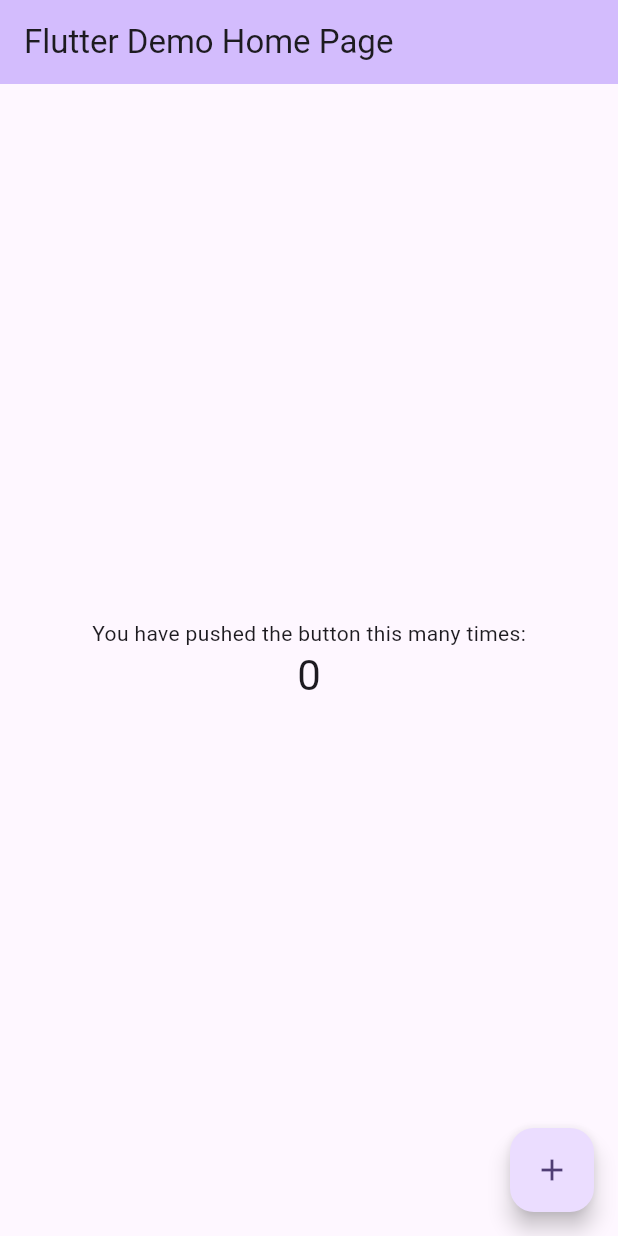
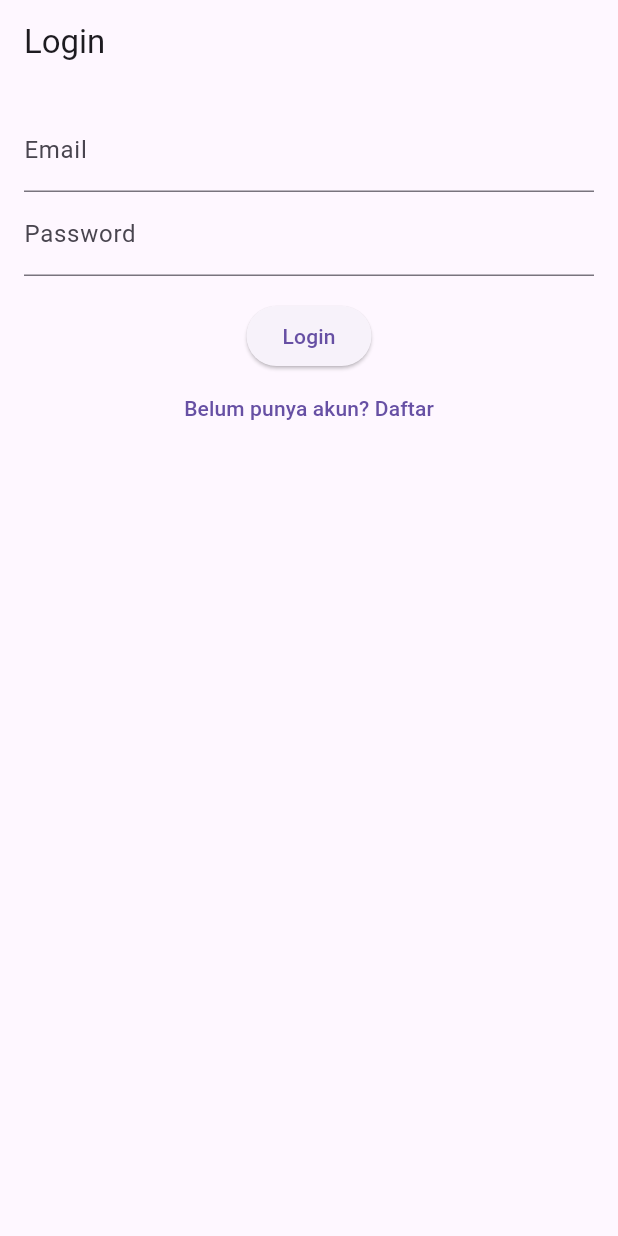
Before and after one commit to Aemiroyoo/auth_provider_app, a Flutter app: the screen it shows after launch, on a phone screen of 412 x 824 dp. Run offline on Flutter 3.47's test engine with Material 3 defaults, Android fonts, the phone set to English and light mode, and no system bars; our stand-ins replace sqflite; accounts and stored records are empty.

Commit message:
Implement authentication flow with login, registration, and user management features

```diff
--- /dev/null
+++ b/lib/db/user_database.dart
@@ -0,0 +1,58 @@
+import 'package:sqflite/sqflite.dart';
+import 'package:path/path.dart';
+import '../models/user_model.dart';
+
+class UserDatabase {
+  static final UserDatabase instance = UserDatabase._init();
+  static Database? _database;
+
+  UserDatabase._init();
+
+  Future<Database> get database async {
+    if (_database != null) return _database!;
+    _database = await _initDB('user.db');
+    return _database!;
+  }
+
+  Future<Database> _initDB(String filePath) async {
+    final dbPath = await getDatabasesPath();
+    final path = join(dbPath, filePath);
+
+    return await openDatabase(path, version: 1, onCreate: _createDB);
+  }
+
+  Future _createDB(Database db, int version) async {
+    await db.execute('''
+      CREATE TABLE users (
+        id INTEGER PRIMARY KEY AUTOINCREMENT,
+        name TEXT NOT NULL,
+        email TEXT NOT NULL UNIQUE,
+        password TEXT NOT NULL
+      )
+    ''');
+  }
+
+  Future<UserModel?> getUserByEmail(String email) async {
+    final db = await instance.database;
+    final maps = await db.query(
+      'users',
+      where: 'email = ?',
+      whereArgs: [email],
+    );
+    if (maps.isNotEmpty) {
+      return UserModel.fromMap(maps.first);
+    } else {
+      return null;
+    }
+  }
+
+  Future<int> insertUser(UserModel user) async {
+    final db = await instance.database;
+    return await db.insert('users', user.toMap());
+  }
+
+  Future<void> close() async {
+    final db = await instance.database;
+    db.close();
+  }
+}
--- a/lib/main.dart
+++ b/lib/main.dart
@@ -1,122 +1,24 @@
 import 'package:flutter/material.dart';
+import 'package:provider/provider.dart';
+import 'providers/auth_provider.dart';
+import 'screens/login_screen.dart';
+import 'screens/home_screen.dart';
 
 void main() {
-  runApp(const MyApp());
+  runApp(ChangeNotifierProvider(create: (_) => AuthProvider(), child: MyApp()));
 }
 
 class MyApp extends StatelessWidget {
-  const MyApp({super.key});
-
-  // This widget is the root of your application.
   @override
   Widget build(BuildContext context) {
-    return MaterialApp(
-      title: 'Flutter Demo',
-      theme: ThemeData(
-        // This is the theme of your application.
-        //
-        // TRY THIS: Try running your application with "flutter run". You'll see
-        // the application has a purple toolbar. Then, without quitting the app,
-        // try changing the seedColor in the colorScheme below to Colors.green
-        // and then invoke "hot reload" (save your changes or press the "hot
-        // reload" button in a Flutter-supported IDE, or press "r" if you used
-        // the command line to start the app).
-        //
-        // Notice that the counter didn't reset back to zero; the application
-        // state is not lost during the reload. To reset the state, use hot
-        // restart instead.
-        //
-        // This works for code too, not just values: Most code changes can be
-        // tested with just a hot reload.
-        colorScheme: ColorScheme.fromSeed(seedColor: Colors.deepPurple),
-      ),
-      home: const MyHomePage(title: 'Flutter Demo Home Page'),
+    return Consumer<AuthProvider>(
+      builder: (context, auth, _) {
+        return MaterialApp(
+          title: 'Login Provider App',
+          theme: ThemeData(primarySwatch: Colors.green),
+          home: auth.currentUser != null ? HomeScreen() : LoginScreen(),
+        );
+      },
     );
   }
 }
-
-class MyHomePage extends StatefulWidget {
-  const MyHomePage({super.key, required this.title});
-
-  // This widget is the home page of your application. It is stateful, meaning
-  // that it has a State object (defined below) that contains fields that affect
-  // how it looks.
-
-  // This class is the configuration for the state. It holds the values (in this
-  // case the title) provided by the parent (in this case the App widget) and
-  // used by the build method of the State. Fields in a Widget subclass are
-  // always marked "final".
-
-  final String title;
-
-  @override
-  State<MyHomePage> createState() => _MyHomePageState();
-}
-
-class _MyHomePageState extends State<MyHomePage> {
-  int _counter = 0;
-
-  void _incrementCounter() {
-    setState(() {
-      // This call to setState tells the Flutter framework that something has
-      // changed in this State, which causes it to rerun the build method below
-      // so that the display can reflect the updated values. If we changed
-      // _counter without calling setState(), then the build method would not be
-      // called again, and so nothing would appear to happen.
-      _counter++;
-    });
-  }
-
-  @override
-  Widget build(BuildContext context) {
-    // This method is rerun every time setState is called, for instance as done
-    // by the _incrementCounter method above.
-    //
-    // The Flutter framework has been optimized to make rerunning build methods
-    // fast, so that you can just rebuild anything that needs updating rather
-    // than having to individually change instances of widgets.
-    return Scaffold(
-      appBar: AppBar(
-        // TRY THIS: Try changing the color here to a specific color (to
-        // Colors.amber, perhaps?) and trigger a hot reload to see the AppBar
-        // change color while the other colors stay the same.
-        backgroundColor: Theme.of(context).colorScheme.inversePrimary,
-        // Here we take the value from the MyHomePage object that was created by
-        // the App.build method, and use it to set our appbar title.
-        title: Text(widget.title),
-      ),
-      body: Center(
-        // Center is a layout widget. It takes a single child and positions it
-        // in the middle of the parent.
-        child: Column(
-          // Column is also a layout widget. It takes a list of children and
-          // arranges them vertically. By default, it sizes itself to fit its
-          // children horizontally, and tries to be as tall as its parent.
-          //
-          // Column has various properties to control how it sizes itself and
-          // how it positions its children. Here we use mainAxisAlignment to
-          // center the children vertically; the main axis here is the vertical
-          // axis because Columns are vertical (the cross axis would be
-          // horizontal).
-          //
-          // TRY THIS: Invoke "debug painting" (choose the "Toggle Debug Paint"
-          // action in the IDE, or press "p" in the console), to see the
-          // wireframe for each widget.
-          mainAxisAlignment: MainAxisAlignment.center,
-          children: <Widget>[
-            const Text('You have pushed the button this many times:'),
-            Text(
-              '$_counter',
-              style: Theme.of(context).textTheme.headlineMedium,
-            ),
-          ],
-        ),
-      ),
-      floatingActionButton: FloatingActionButton(
-        onPressed: _incrementCounter,
-        tooltip: 'Increment',
-        child: const Icon(Icons.add),
-      ), // This trailing comma makes auto-formatting nicer for build methods.
-    );
-  }
-}
--- a/lib/models/user_model.dart
+++ b/lib/models/user_model.dart
@@ -0,0 +1,26 @@
+class UserModel {
+  final int? id;
+  final String name;
+  final String email;
+  final String password;
+
+  UserModel({
+    this.id,
+    required this.name,
+    required this.email,
+    required this.password,
+  });
+
+  Map<String, dynamic> toMap() {
+    return {'id': id, 'name': name, 'email': email, 'password': password};
+  }
+
+  factory UserModel.fromMap(Map<String, dynamic> map) {
+    return UserModel(
+      id: map['id'],
+      name: map['name'],
+      email: map['email'],
+      password: map['password'],
+    );
+  }
+}
--- /dev/null
+++ b/lib/providers/auth_provider.dart
@@ -0,0 +1,35 @@
+import 'package:flutter/material.dart';
+import '../models/user_model.dart';
+import '../db/user_database.dart';
+
+class AuthProvider with ChangeNotifier {
+  UserModel? _currentUser;
+
+  UserModel? get currentUser => _currentUser;
+
+  Future<bool> login(String email, String password) async {
+    final user = await UserDatabase.instance.getUserByEmail(email);
+    if (user != null && user.password == password) {
+      _currentUser = user;
+      notifyListeners();
+      return true;
+    }
+    return false;
+  }
+
+  Future<bool> register(String name, String email, String password) async {
+    final existing = await UserDatabase.instance.getUserByEmail(email);
+    if (existing != null) return false;
+
+    final newUser = UserModel(name: name, email: email, password: password);
+    await UserDatabase.instance.insertUser(newUser);
+    _currentUser = newUser;
+    notifyListeners();
+    return true;
+  }
+
+  void logout() {
+    _currentUser = null;
+    notifyListeners();
+  }
+}
--- /dev/null
+++ b/lib/screens/login_screen.dart
@@ -0,0 +1,64 @@
+import 'package:flutter/material.dart';
+import 'package:provider/provider.dart';
+import '../providers/auth_provider.dart';
+import 'register_screen.dart';
+import 'home_screen.dart';
+
+class LoginScreen extends StatelessWidget {
+  final TextEditingController emailController = TextEditingController();
+  final TextEditingController passwordController = TextEditingController();
+
+  @override
+  Widget build(BuildContext context) {
+    final authProvider = Provider.of<AuthProvider>(context, listen: false);
+
+    return Scaffold(
+      appBar: AppBar(title: Text('Login')),
+      body: Padding(
+        padding: const EdgeInsets.all(16.0),
+        child: Column(
+          children: [
+            TextField(
+              controller: emailController,
+              decoration: InputDecoration(labelText: "Email"),
+            ),
+            TextField(
+              controller: passwordController,
+              decoration: InputDecoration(labelText: "Password"),
+              obscureText: true,
+            ),
+            SizedBox(height: 16),
+            ElevatedButton(
+              onPressed: () async {
+                final email = emailController.text.trim();
+                final password = passwordController.text.trim();
+
+                bool success = await authProvider.login(email, password);
+                if (success) {
+                  Navigator.pushReplacement(
+                    context,
+                    MaterialPageRoute(builder: (_) => HomeScreen()),
+                  );
+                } else {
+                  ScaffoldMessenger.of(context).showSnackBar(
+                    SnackBar(content: Text("Email atau password salah")),
+                  );
+                }
+              },
+              child: Text("Login"),
+            ),
+            TextButton(
+              onPressed: () {
+                Navigator.push(
+                  context,
+                  MaterialPageRoute(builder: (_) => RegisterScreen()),
+                );
+              },
+              child: Text("Belum punya akun? Daftar"),
+            ),
+          ],
+        ),
+      ),
+    );
+  }
+}
```
Also changed, not shown: lib/screens/home_screen.dart (added, +31 -0 lines), lib/screens/register_screen.dart (added, +66 -0 lines), pubspec.yaml (+4 -8 lines), pubspec.lock, 2 other files.
